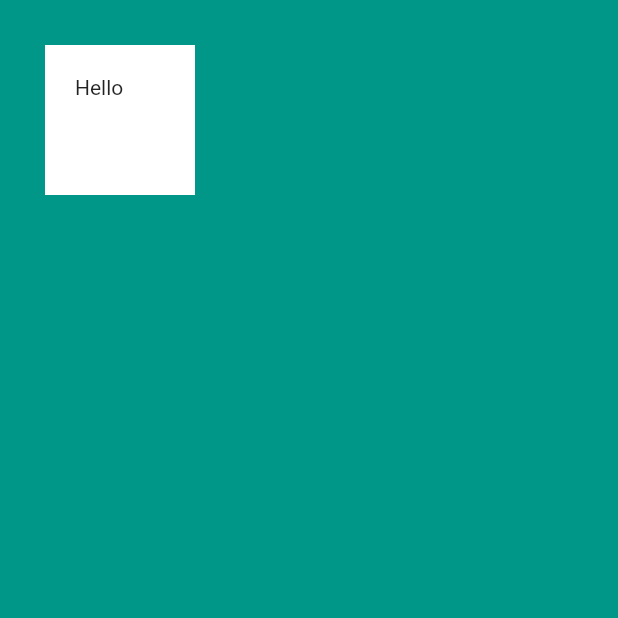
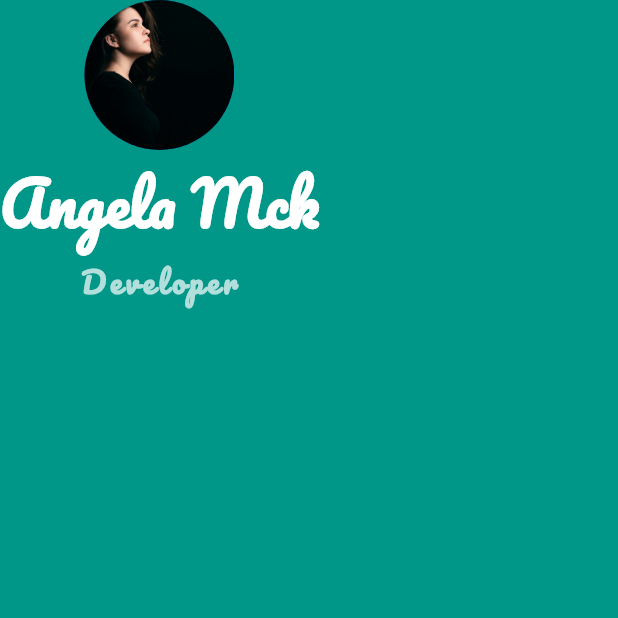
Before and after one commit to juanpablohdzm/FlutterDevelopment, a Flutter app: the screen it shows after launch, on a phone screen of 412 x 824 dp, the top half of it. Run offline on Flutter 3.47's test engine with Material 2 defaults, Android fonts, the phone set to English and light mode, and no system bars.

Commit message:
Business card: Add profile picture and custom fonts.

```diff
--- a/BusinessCardApp/lib/main.dart
+++ b/BusinessCardApp/lib/main.dart
@@ -11,13 +11,28 @@ class MyApp extends StatelessWidget {
       home: Scaffold(
         backgroundColor: Colors.teal,
         body: SafeArea(
-          child: Container(
-            height: 100,
-            width: 100,
-            margin: EdgeInsets.all(30.0),
-            padding: EdgeInsets.all(20.0),
-            color: Colors.white,
-            child: Text('Hello'),
+          child: Column(
+            children: [
+              CircleAvatar(
+                radius: 50.0,
+                backgroundImage: AssetImage('images/picture.png'),
+              ),
+              Text(
+                'Angela Mck',
+                style: TextStyle(
+                    fontSize: 40.0,
+                    color: Colors.white,
+                    fontWeight: FontWeight.bold,
+                    fontFamily: 'Pacifico'),
+              ),
+              Text('Developer',
+                  style: TextStyle(
+                      fontSize: 20.0,
+                      color: Colors.teal[100],
+                      fontWeight: FontWeight.bold,
+                      fontFamily: 'Pacifico',
+                      letterSpacing: 2.5)),
+            ],
           ),
         ),
       ),
```
Also changed, not shown: BusinessCardApp/pubspec.yaml (+6 -7 lines), BusinessCardApp/fonts/Pacifico-Regular.ttf (added), BusinessCardApp/images/picture.png (added).
